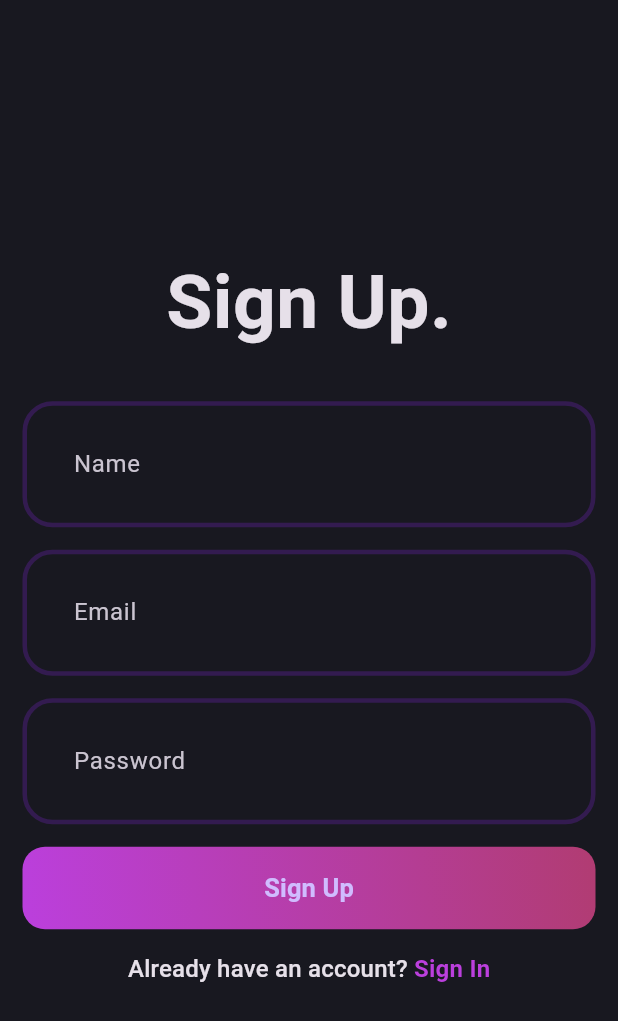
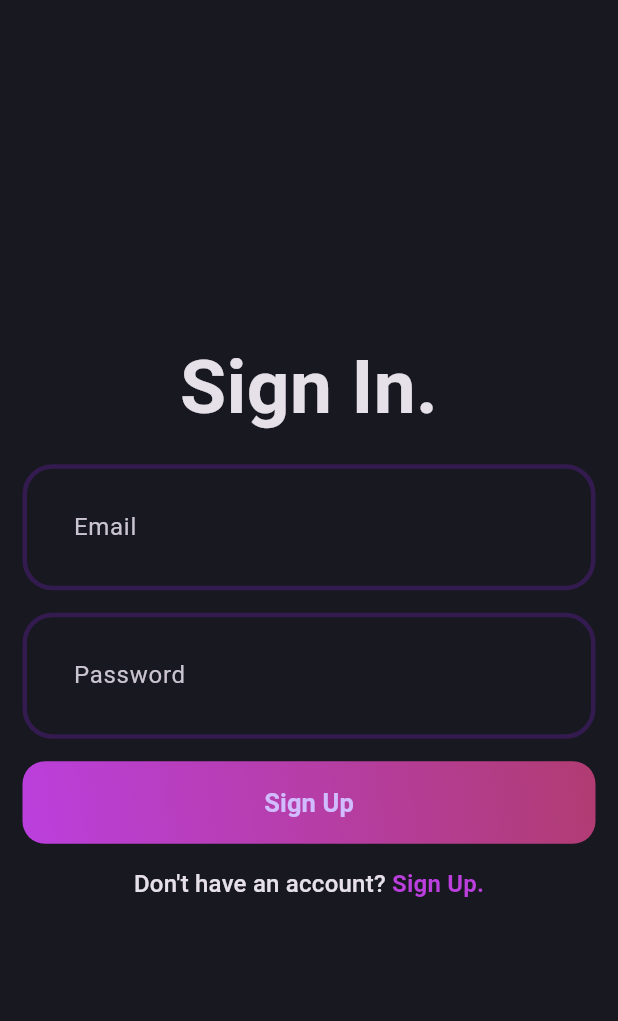
Before and after one commit to sand-storm-17/BlogApp, a Flutter app: the screen it shows after launch, on a phone screen of 412 x 824 dp. Shown: the top 1021 px of the screen. Run offline on Flutter 3.47's test engine with Material 3 defaults, Android fonts, the phone set to English and light mode, and no system bars.

Commit message:
Adding Login Page

```diff
--- /dev/null
+++ b/blog_app/lib/features/auth/presentation/pages/login.dart
@@ -0,0 +1,66 @@
+import 'package:blog_app/core/theme/app_pallete.dart';
+import 'package:blog_app/features/auth/presentation/widgets/auth_field.dart';
+import 'package:blog_app/features/auth/presentation/widgets/auth_gradient_button.dart';
+import 'package:flutter/material.dart';
+
+class loginPage extends StatefulWidget {
+  const loginPage({super.key});
+
+  @override
+  _loginPageState createState() => _loginPageState();
+}
+
+class _loginPageState extends State<loginPage> {
+  final emailController = TextEditingController();
+  final nameController = TextEditingController();
+  final passwordController = TextEditingController();
+  final formKey = GlobalKey<FormState>();
+
+  @override
+  void dispose(){
+    emailController.dispose();
+    passwordController.dispose();
+    nameController.dispose();
+    super.dispose;
+  }
+
+  @override
+  Widget build(BuildContext context) {
+    return Scaffold(
+        body: Padding(
+      padding: const EdgeInsets.all(15.0),
+      child: Form(
+        key: formKey,
+        child: Column(
+          mainAxisAlignment: MainAxisAlignment.center,
+          children: [
+            const Text(
+              "Sign In.",
+              style: TextStyle(fontSize: 50, fontWeight: FontWeight.bold),
+            ),
+            const SizedBox(height: 15),
+             AuthField(hintText: "Email", controller: emailController,),
+            const SizedBox(height: 15),
+             AuthField(hintText: "Password", controller: passwordController, isObscureText: true,),
+            const SizedBox(height: 15),
+            const AuthGradientButton(),
+            const SizedBox(height: 15),
+            RichText(
+              text: TextSpan(
+                  text: 'Don\'t have an account? ',
+                  style: Theme.of(context).textTheme.titleMedium,
+                  children: [
+                    TextSpan(
+                      text: 'Sign Up.',
+                      style: Theme.of(context).textTheme.titleMedium?.copyWith(
+                          color: AppPallete.gradient1,
+                          fontWeight: FontWeight.bold),
+                    )
+                  ]),
+            )
+          ],
+        ),
+      ),
+    ));
+  }
+}
--- a/blog_app/lib/features/auth/presentation/widgets/auth_field.dart
+++ b/blog_app/lib/features/auth/presentation/widgets/auth_field.dart
@@ -1,6 +1,4 @@
-import 'package:flutter/foundation.dart';
 import 'package:flutter/material.dart';
-import 'package:flutter/widgets.dart';
 
 class AuthField extends StatelessWidget {
   final String hintText;
--- a/blog_app/lib/main.dart
+++ b/blog_app/lib/main.dart
@@ -1,5 +1,5 @@
 import 'package:blog_app/core/theme/theme.dart';
-import 'package:blog_app/features/auth/presentation/pages/signup_page.dart';
+import 'package:blog_app/features/auth/presentation/pages/login.dart';
 import 'package:flutter/material.dart';
 
 void main() {
@@ -16,7 +16,7 @@ class MyApp extends StatelessWidget {
       debugShowCheckedModeBanner: false,
       title: 'Blog App',
       theme: AppTheme.darkThemeMode,
-      home: const SignupPage(),
+      home: const loginPage(),
     );
   }
 }
```
